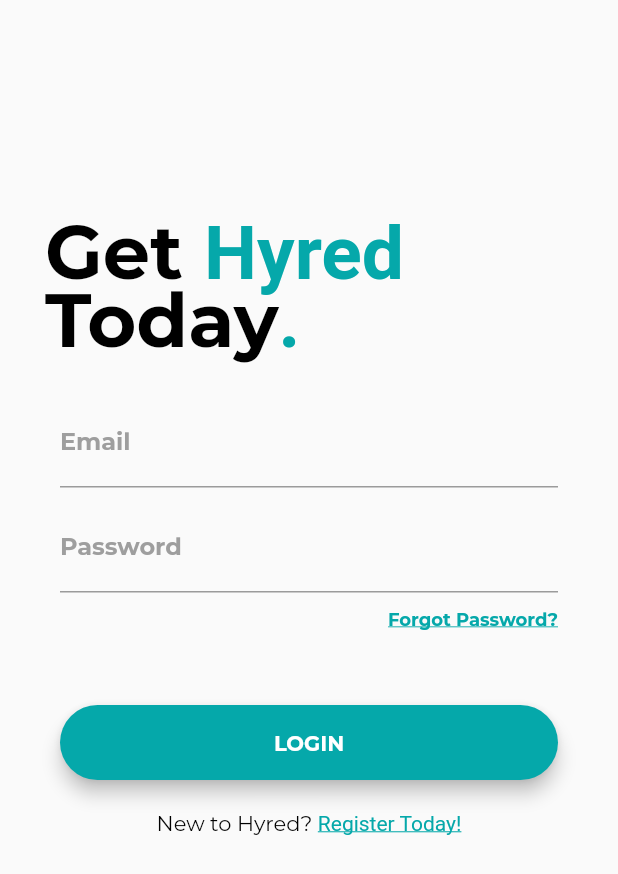
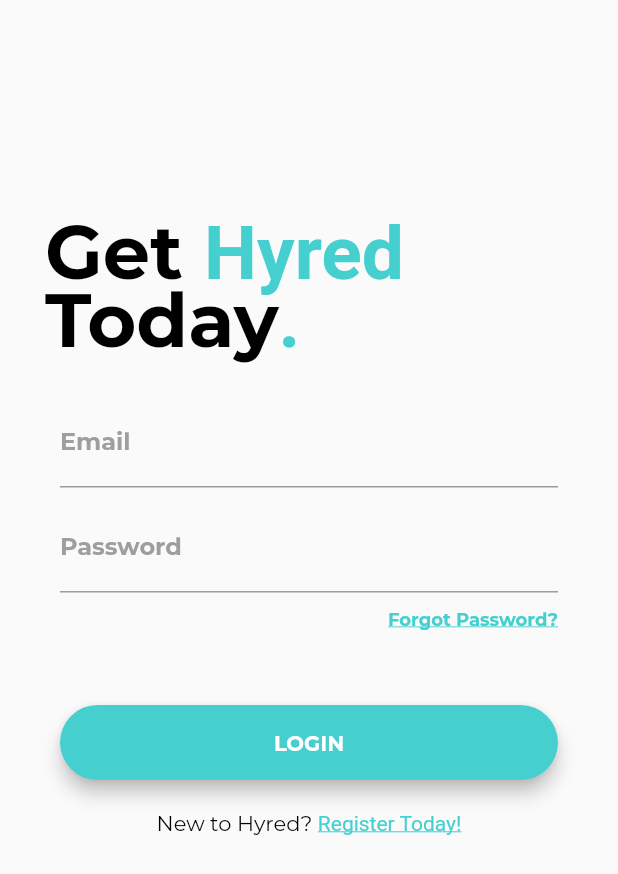
Before and after one commit to dart-dinosaurs/hyred, a Flutter app: the screen it shows after launch, on a phone screen of 412 x 824 dp. Shown: the top 874 px of the screen. Run offline on Flutter 3.47's test engine with Material 2 defaults, Android fonts, the phone set to English and light mode, and no system bars; our stand-ins replace firebase_auth; accounts and stored records are empty; project files that could hold a hidden picture were left out.

Commit message:
updated themeColor

```diff
--- a/lib/main.dart
+++ b/lib/main.dart
@@ -14,7 +14,7 @@ class App extends StatelessWidget {
       child: MaterialApp(
         theme: ThemeData(
             fontFamily: 'Montserrat',
-            accentColor: Color(0xFF05A8AA),
+            accentColor: Color(0xFF45CFCF),
             inputDecorationTheme: InputDecorationTheme(
               focusedBorder: UnderlineInputBorder(
                   borderSide: BorderSide(width: 2, color: Color(0xFF05A8AA))),
```
